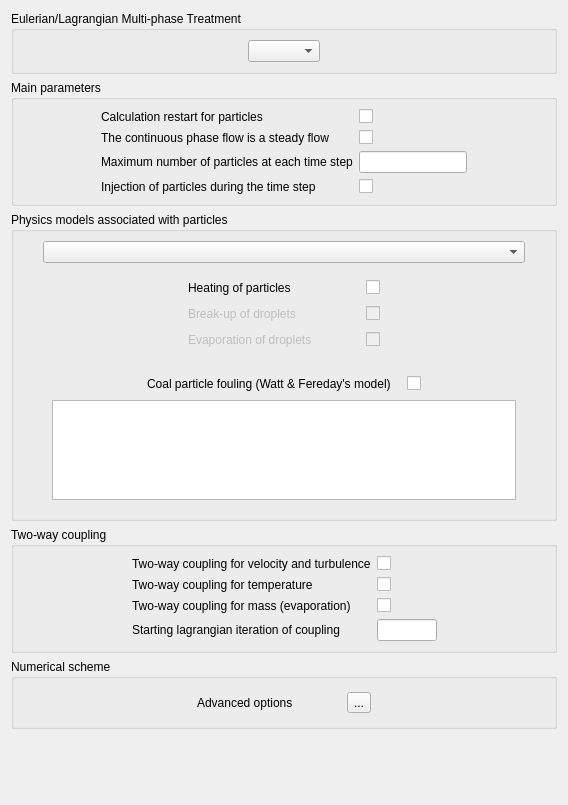
This is gui/Pages/LagrangianForm.ui in code-saturne/code_saturne as Qt 5 draws it before an edit. The edited form follows.
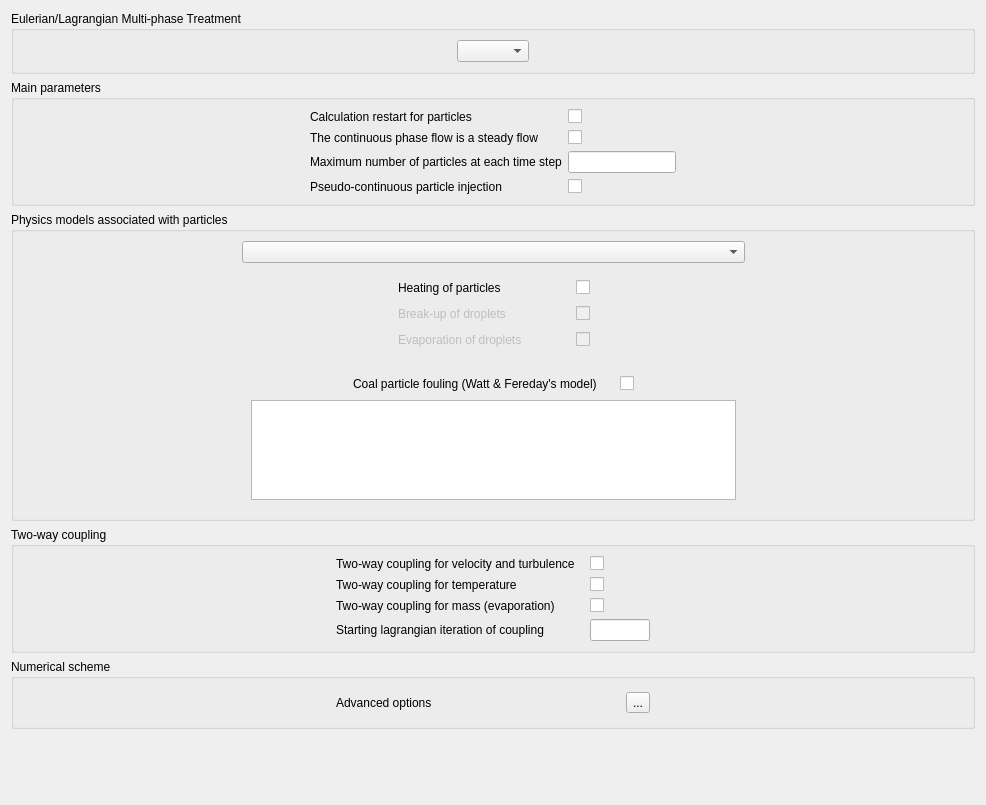
This is the edited form. Icons and pictures are not drawn.

Commit message: Lagrangian module -----------------

```diff
--- a/gui/Pages/LagrangianForm.ui
+++ b/gui/Pages/LagrangianForm.ui
@@ -1,11 +1,11 @@
 <ui version="4.0" >
  <class>LagrangianForm</class>
- <widget class="QWidget" name="LagrangianForm" >
-  <property name="geometry" >
+ <widget class="QWidget" name="LagrangianForm">
+  <property name="geometry">
    <rect>
     <x>0</x>
     <y>0</y>
-    <width>564</width>
+    <width>986</width>
     <height>805</height>
    </rect>
   </property>
@@ -155,8 +155,8 @@
             <property name="toolTip" >
              <string>Code_Saturne key word: INJCON</string>
             </property>
-            <property name="text" >
-             <string>Injection of particles during the time step</string>
+            <property name="text">
+             <string>Pseudo-continuous particle injection</string>
             </property>
            </widget>
           </item>
```
Left out of the diff: 399 changed lines with no effect on the pictures. The commit also changes 16 other files.
